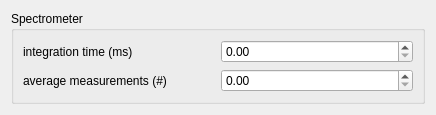
Above: gui_design/spectrometer.ui from baukekooger/XY_Measurement before the change. Below: the same form after it.
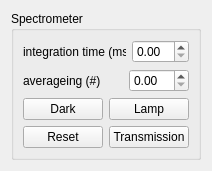
That is the form after the change.

Commit message: Gui initial framework more or less done, now learn how to connect everything. Start simple with the alignment for transmission.

```diff
--- a/gui_design/spectrometer.ui
+++ b/gui_design/spectrometer.ui
@@ -6,12 +6,12 @@
    <rect>
     <x>0</x>
     <y>0</y>
-    <width>436</width>
-    <height>101</height>
+    <width>199</width>
+    <height>163</height>
    </rect>
   </property>
   <property name="sizePolicy">
-   <sizepolicy hsizetype="Preferred" vsizetype="Fixed">
+   <sizepolicy hsizetype="Preferred" vsizetype="Preferred">
     <horstretch>0</horstretch>
     <verstretch>0</verstretch>
    </sizepolicy>
@@ -21,9 +21,43 @@
   </property>
   <layout class="QGridLayout" name="gridLayout">
    <item row="0" column="0">
-    <widget class="QGroupBox" name="groupBox">
+    <widget class="QStackedWidget" name="stackedWidget">
      <property name="sizePolicy">
-      <sizepolicy hsizetype="Minimum" vsizetype="Fixed">
+      <sizepolicy hsizetype="Preferred" vsizetype="Fixed">
+       <horstretch>0</horstretch>
+       <verstretch>0</verstretch>
+      </sizepolicy>
+     </property>
+     <property name="currentIndex">
+      <number>1</number>
+     </property>
+     <widget class="QWidget" name="page_experiment">
+      <property name="sizePolicy">
+       <sizepolicy hsizetype="Ignored" vsizetype="Ignored">
+        <horstretch>0</horstretch>
+        <verstretch>0</verstretch>
+       </sizepolicy>
+      </property>
+      <layout class="QGridLayout" name="gridLayout_3">
+       <property name="leftMargin">
+        <number>0</number>
+       </property>
+       <property name="topMargin">
+        <number>0</number>
+       </property>
+       <property name="rightMargin">
+        <number>0</number>
+       </property>
+       <property name="bottomMargin">
+        <number>0</number>
+       </property>
+       <property name="spacing">
+        <number>0</number>
+       </property>
+       <item row="1" column="0">
+        <widget class="QGroupBox" name="groupBox_experiment">
+         <property name="sizePolicy">
+          <sizepolicy hsizetype="Preferred" vsizetype="Fixed">
        <horstretch>0</horstretch>
        <verstretch>0</verstretch>
       </sizepolicy>
@@ -35,16 +69,10 @@
       <item row="0" column="0">
        <layout class="QHBoxLayout" name="horizontalLayout">
         <item>
-         <widget class="QLabel" name="label_integrationtime">
-          <property name="sizePolicy">
-           <sizepolicy hsizetype="Preferred" vsizetype="Minimum">
-            <horstretch>0</horstretch>
-            <verstretch>0</verstretch>
-           </sizepolicy>
-          </property>
+             <widget class="QLabel" name="label_integration_time_experiment">
           <property name="minimumSize">
            <size>
-            <width>150</width>
+                <width>100</width>
             <height>0</height>
            </size>
           </property>
@@ -54,37 +82,204 @@
          </widget>
         </item>
         <item>
-         <widget class="QDoubleSpinBox" name="doubleSpinBox_integrationtime"/>
+             <widget class="QDoubleSpinBox" name="doubleSpinBox_integration_time_experiment">
+              <property name="sizePolicy">
+               <sizepolicy hsizetype="Minimum" vsizetype="Fixed">
+                <horstretch>0</horstretch>
+                <verstretch>0</verstretch>
+               </sizepolicy>
+              </property>
+             </widget>
         </item>
        </layout>
       </item>
       <item row="1" column="0">
        <layout class="QHBoxLayout" name="horizontalLayout_2">
         <item>
-         <widget class="QLabel" name="label_averagemeasurements">
+             <widget class="QLabel" name="label_averageing_experiment">
+              <property name="minimumSize">
+               <size>
+                <width>100</width>
+                <height>0</height>
+               </size>
+              </property>
+              <property name="text">
+               <string>averageing (#)</string>
+              </property>
+             </widget>
+            </item>
+            <item>
+             <widget class="QDoubleSpinBox" name="doubleSpinBox_averageing_experiment">
           <property name="sizePolicy">
-           <sizepolicy hsizetype="Preferred" vsizetype="Minimum">
+               <sizepolicy hsizetype="Minimum" vsizetype="Fixed">
             <horstretch>0</horstretch>
             <verstretch>0</verstretch>
            </sizepolicy>
           </property>
+             </widget>
+            </item>
+           </layout>
+          </item>
+         </layout>
+        </widget>
+       </item>
+      </layout>
+     </widget>
+     <widget class="QWidget" name="page_alignment">
+      <property name="sizePolicy">
+       <sizepolicy hsizetype="Preferred" vsizetype="Preferred">
+        <horstretch>0</horstretch>
+        <verstretch>0</verstretch>
+       </sizepolicy>
+      </property>
+      <layout class="QGridLayout" name="gridLayout_4">
+       <property name="leftMargin">
+        <number>0</number>
+       </property>
+       <property name="topMargin">
+        <number>0</number>
+       </property>
+       <property name="rightMargin">
+        <number>0</number>
+       </property>
+       <property name="bottomMargin">
+        <number>0</number>
+       </property>
+       <property name="spacing">
+        <number>0</number>
+       </property>
+       <item row="0" column="0">
+        <widget class="QGroupBox" name="groupBox_alignment">
+         <property name="sizePolicy">
+          <sizepolicy hsizetype="Preferred" vsizetype="Fixed">
+           <horstretch>0</horstretch>
+           <verstretch>0</verstretch>
+          </sizepolicy>
+         </property>
+         <property name="title">
+          <string>Spectrometer</string>
+         </property>
+         <layout class="QGridLayout" name="gridLayout_5">
+          <property name="leftMargin">
+           <number>9</number>
+          </property>
+          <property name="topMargin">
+           <number>9</number>
+          </property>
+          <property name="rightMargin">
+           <number>9</number>
+          </property>
+          <property name="bottomMargin">
+           <number>9</number>
+          </property>
+          <property name="spacing">
+           <number>6</number>
+          </property>
+          <item row="0" column="0">
+           <layout class="QHBoxLayout" name="horizontalLayout_5">
+            <item>
+             <widget class="QLabel" name="label_integration_time_alignment">
           <property name="minimumSize">
            <size>
-            <width>150</width>
+                <width>100</width>
             <height>0</height>
            </size>
           </property>
           <property name="text">
-           <string>average measurements (#)</string>
+               <string>integration time (ms)</string>
           </property>
          </widget>
         </item>
         <item>
-         <widget class="QDoubleSpinBox" name="doubleSpinBox_averagemeasurements"/>
+             <widget class="QDoubleSpinBox" name="doubleSpinBox"/>
         </item>
        </layout>
       </item>
-     </layout>
+          <item row="1" column="0">
+           <layout class="QHBoxLayout" name="horizontalLayout_4">
+            <item>
+             <widget class="QLabel" name="label_averageing_alignment">
+              <property name="minimumSize">
+               <size>
+                <width>100</width>
+                <height>0</height>
+               </size>
+              </property>
+              <property name="text">
+               <string>averageing (#)</string>
+              </property>
+             </widget>
+            </item>
+            <item>
+             <widget class="QDoubleSpinBox" name="doubleSpinBox_2"/>
+            </item>
+           </layout>
+          </item>
+          <item row="2" column="0">
+           <layout class="QHBoxLayout" name="horizontalLayout_6">
+            <item>
+             <widget class="QPushButton" name="pushButton_dark">
+              <property name="sizePolicy">
+               <sizepolicy hsizetype="Preferred" vsizetype="Fixed">
+                <horstretch>0</horstretch>
+                <verstretch>0</verstretch>
+               </sizepolicy>
+              </property>
+              <property name="text">
+               <string>Dark</string>
+              </property>
+             </widget>
+            </item>
+            <item>
+             <widget class="QPushButton" name="pushButton_lamp">
+              <property name="sizePolicy">
+               <sizepolicy hsizetype="Preferred" vsizetype="Fixed">
+                <horstretch>0</horstretch>
+                <verstretch>0</verstretch>
+               </sizepolicy>
+              </property>
+              <property name="text">
+               <string>Lamp</string>
+              </property>
+             </widget>
+            </item>
+           </layout>
+          </item>
+          <item row="3" column="0">
+           <layout class="QHBoxLayout" name="horizontalLayout_3">
+            <item>
+             <widget class="QPushButton" name="pushButton_reset">
+              <property name="sizePolicy">
+               <sizepolicy hsizetype="Preferred" vsizetype="Fixed">
+                <horstretch>0</horstretch>
+                <verstretch>0</verstretch>
+               </sizepolicy>
+              </property>
+              <property name="text">
+               <string>Reset</string>
+              </property>
+             </widget>
+            </item>
+            <item>
+             <widget class="QPushButton" name="pushButton_transmission">
+              <property name="sizePolicy">
+               <sizepolicy hsizetype="Preferred" vsizetype="Fixed">
+                <horstretch>0</horstretch>
+                <verstretch>0</verstretch>
+               </sizepolicy>
+              </property>
+              <property name="text">
+               <string>Transmission</string>
+              </property>
+             </widget>
+            </item>
+           </layout>
+          </item>
+         </layout>
+        </widget>
+       </item>
+      </layout>
+     </widget>
     </widget>
    </item>
   </layout>
```
Lines whose indentation alone changed are shown as unchanged. The commit also changes 37 other files.
